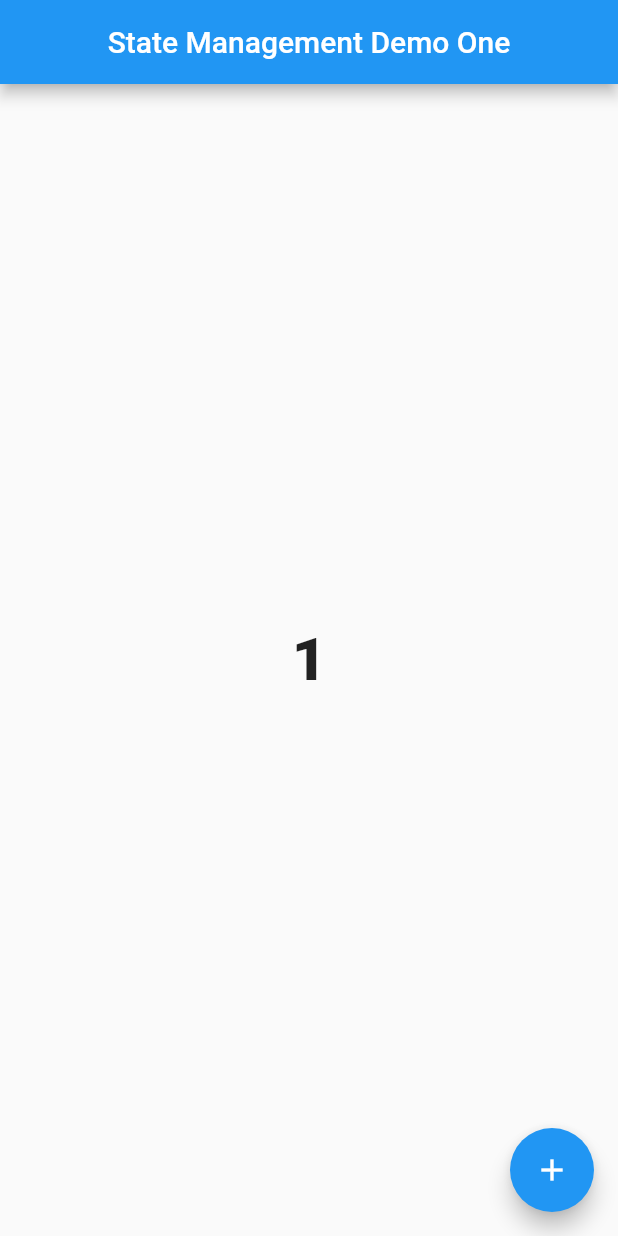
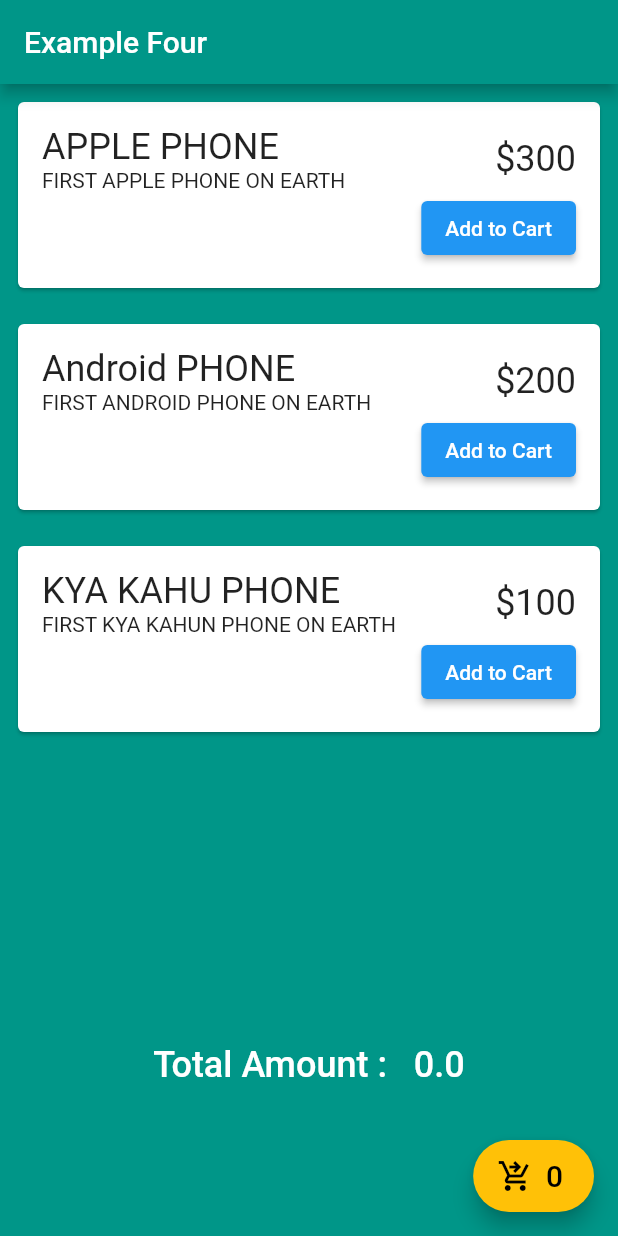
Before and after one commit to rajkayasth/Flutter_GetX_tutorial, a Flutter app: the screen it shows after launch, on a phone screen of 412 x 824 dp. Run offline on Flutter 3.47's test engine with Material 2 defaults, Android fonts, the phone set to English and light mode, and no system bars; our stand-ins replace get.

Commit message:
- Getx State management

```diff
--- /dev/null
+++ b/lib/getx_statemangement_example_four/controller/cart_controller.dart
@@ -0,0 +1,14 @@
+import 'package:get/get.dart';
+import 'package:getx_tutorial/getx_statemangement_example_four/models/product.dart';
+
+class CartController extends GetxController {
+  var cartList = <Product>[].obs;
+
+  int get totalCartItem => cartList.length;
+
+  double get totalAmount => cartList.fold(0, (sum, item) => sum + item.price);
+
+  addToCart(Product product) {
+    cartList.add(product);
+  }
+}
--- /dev/null
+++ b/lib/getx_statemangement_example_four/controller/shopping_controller.dart
@@ -0,0 +1,38 @@
+import 'package:get/get.dart';
+import 'package:getx_tutorial/getx_statemangement_example_four/models/product.dart';
+
+class ShoppingController extends GetxController {
+  var product = <Product>[].obs;
+
+  @override
+  void onInit() {
+    super.onInit();
+    fetchProducts();
+  }
+
+  void fetchProducts() async {
+    await Future.delayed(Duration(seconds: 1));
+    var serverResponse = [
+      Product(
+          id: 1,
+          productName: "APPLE PHONE",
+          productImage: "adb",
+          productDescription: "FIRST APPLE PHONE ON EARTH",
+          price: 300),
+      Product(
+          id: 2,
+          productName: "Android PHONE",
+          productImage: "ANDROID",
+          productDescription: "FIRST ANDROID PHONE ON EARTH",
+          price: 200),
+      Product(
+          id: 1,
+          productName: "KYA KAHU PHONE",
+          productImage: "KYA KAHI",
+          productDescription: "FIRST KYA KAHUN PHONE ON EARTH",
+          price: 100)
+    ];
+
+    product.value = serverResponse;
+  }
+}
--- /dev/null
+++ b/lib/getx_statemangement_example_four/models/product.dart
@@ -0,0 +1,14 @@
+class Product {
+  final int id;
+  final String productName;
+  final String productImage;
+  final String productDescription;
+  final int price;
+
+  Product(
+      {required this.id,
+      required this.productName,
+      required this.productImage,
+      required this.productDescription,
+      required this.price});
+}
--- /dev/null
+++ b/lib/getx_statemangement_example_four/views/state_management_example_four.dart
@@ -0,0 +1,111 @@
+import 'package:flutter/material.dart';
+import 'package:get/get.dart';
+import 'package:getx_tutorial/getx_statemangement_example_four/controller/cart_controller.dart';
+import 'package:getx_tutorial/getx_statemangement_example_four/controller/shopping_controller.dart';
+
+class ShoppingPage extends StatelessWidget {
+  ShoppingPage({Key? key}) : super(key: key);
+
+  final shoppingController = Get.put(ShoppingController());
+  final cartController = Get.put(CartController());
+
+  @override
+  Widget build(BuildContext context) {
+    return Scaffold(
+      backgroundColor: Colors.teal,
+      appBar: AppBar(
+        backgroundColor: Colors.teal,
+        title: const Text("Example Four"),
+      ),
+      floatingActionButton: FloatingActionButton.extended(
+        onPressed: () {},
+        icon: const Icon(
+          Icons.shopping_cart_checkout_outlined,
+          color: Colors.black,
+        ),
+        backgroundColor: Colors.amber,
+        label: GetX<CartController>(builder: (controller) {
+          return Text(
+            controller.totalCartItem.toString(),
+            style: const TextStyle(
+                color: Colors.black, fontSize: 20, fontWeight: FontWeight.w500),
+          );
+        }),
+      ),
+      body: Column(
+        children: [
+          Expanded(
+            child: GetX<ShoppingController>(
+              builder: (controller) {
+                return ListView.builder(
+                  itemCount: shoppingController.product.length,
+                  itemBuilder: (context, index) {
+                    return Card(
+                      margin: const EdgeInsets.all(12),
+                      child: Padding(
+                        padding: const EdgeInsets.all(16.0),
+                        child: Column(
+                          crossAxisAlignment: CrossAxisAlignment.end,
+                          children: [
+                            Row(
+                              mainAxisAlignment: MainAxisAlignment.spaceBetween,
+                              children: [
+                                Column(
+                                  crossAxisAlignment: CrossAxisAlignment.start,
+                                  children: [
+                                    Text(
+                                      '${controller.product[index].productName}',
+                                      style: TextStyle(fontSize: 24),
+                                    ),
+                                    Text(
+                                        '${controller.product[index].productDescription}'),
+                                  ],
+                                ),
+                                Text('\$${controller.product[index].price}',
+                                    style: TextStyle(fontSize: 24)),
+                              ],
+                            ),
+                            ElevatedButton(
+                              onPressed: () {
+                                cartController
+                                    .addToCart(controller.product[index]);
+                              },
+                              child: Text('Add to Cart'),
+                            ),
+                            /* Obx(
+                              () => IconButton(
+                                icon: controller.product[index].isFavorite.value
+                                    ? Icon(Icons.check_box_rounded)
+                                    : Icon(
+                                        Icons.check_box_outline_blank_outlined),
+                                onPressed: () {
+                                  controller.product[index].isFavorite.toggle();
+                                },
+                              ),
+                            ),*/
+                          ],
+                        ),
+                      ),
+                    );
+                  },
+                );
+              },
+            ),
+          ),
+          GetX<CartController>(builder: (controller) {
+            return Text(
+              "Total Amount :   ${controller.totalAmount}",
+              style: TextStyle(
+                  color: Colors.white,
+                  fontSize: 24,
+                  fontWeight: FontWeight.w500),
+            );
+          }),
+          SizedBox(
+            height: 100,
+          ),
+        ],
+      ),
+    );
+  }
+}
--- a/lib/main.dart
+++ b/lib/main.dart
@@ -1,8 +1,11 @@
 import 'package:flutter/material.dart';
 import 'package:get/get.dart';
+import 'package:getx_tutorial/getx_statemanagement_expmple_three/StateManagementDemoThree.dart';
+import 'package:getx_tutorial/getx_statemangement_example_four/views/state_management_example_four.dart';
 import 'package:getx_tutorial/laungauges.dart';
 import 'package:getx_tutorial/localization_demo.dart';
 import 'package:getx_tutorial/localization_demo_2.dart';
+import 'package:getx_tutorial/getx_exmple_two/state_management_demo_two.dart';
 import 'package:getx_tutorial/screen_one.dart';
 import 'package:getx_tutorial/screen_two.dart';
 import 'package:getx_tutorial/state_management_demo_one.dart';
@@ -33,7 +36,16 @@ class MyApp extends StatelessWidget {
           page: () =>
 
               ///For StateManagement Example 1
-                StateManagementDemoOne(),
+              // StateManagementDemoOne(),
+
+              ///For StateManagement Example 2
+              // StateManagementDemoTwo(),
+
+              ///For StateManagement Example 3
+              // StateManagementDemoThree(),
+
+              ///For StateManagement Example 4
+              ShoppingPage(),
 
           ///If want to use Localization in App
           ///For Demo 1
```
Also changed, not shown: lib/getx_exmple_two/expmple_two_controller.dart (added, +9 -0 lines), lib/getx_exmple_two/state_management_demo_two.dart (added, +43 -0 lines), lib/getx_statemanagement_expmple_three/StateManagementDemoThree.dart (added, +41 -0 lines), lib/getx_statemanagement_expmple_three/example_three_controller.dart (added, +9 -0 lines). Lines whose indentation alone changed are shown as unchanged.
